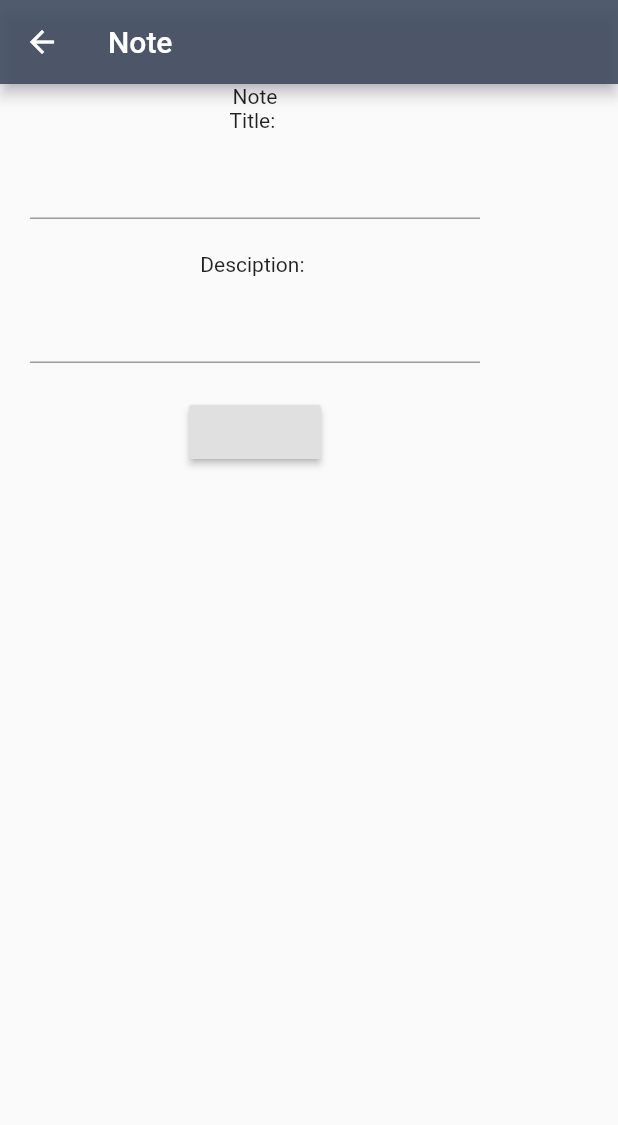
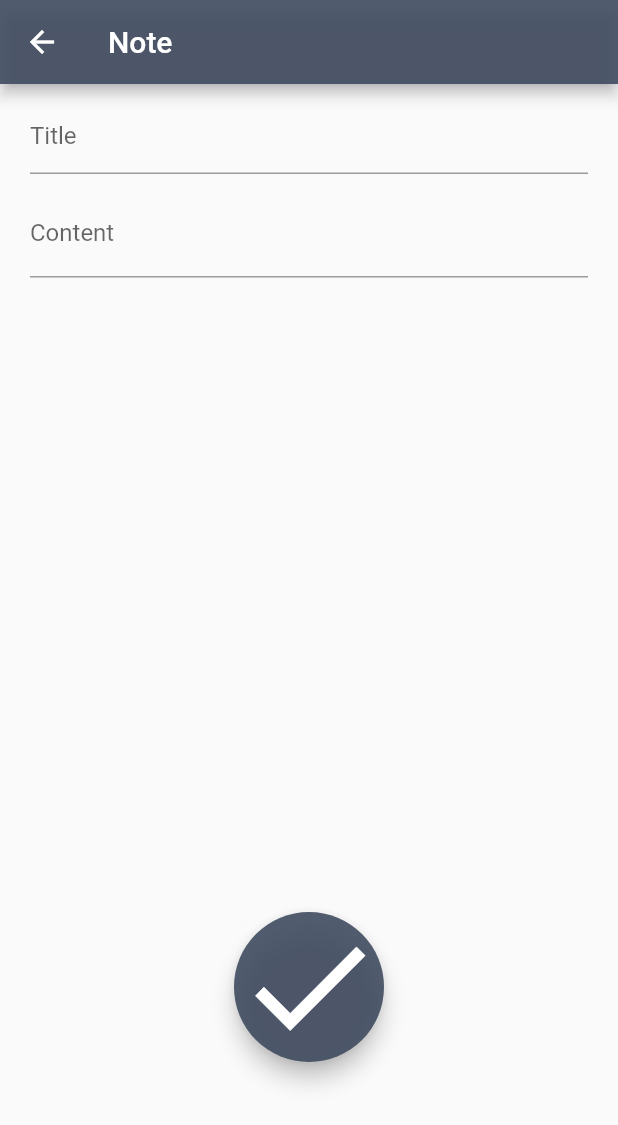
Before and after one commit to mralbertnguyen/Flutter_For_Beginners, a Flutter app: the NotePage screen opened directly, on a phone screen of 412 x 824 dp. Shown: the top 1125 px of the screen. Run offline on Flutter 3.47's test engine with Material 2 defaults, Android fonts, the light colour scheme and no system bars; our stand-ins replace convert, shared_preferences, sqflite; accounts and stored records are empty.

Commit message:
Edit UI NOTE

```diff
--- a/lib/ui/home.dart
+++ b/lib/ui/home.dart
@@ -62,8 +62,6 @@ class HomePageState extends State<HomePage>{
                                 // swipe left to right
                                 bloc.deleteNote(note.id);
                               }else if(direction == DismissDirection.startToEnd){
-                                Scaffold.of(context).showSnackBar(SnackBar(content: new Text("Edit $title note")));
-                                // swipe right to left
                                 tapOnItemNote(note);
                               }
                             },
@@ -102,9 +100,20 @@ class HomePageState extends State<HomePage>{
     return new ListTile(
     // Padding
     contentPadding: EdgeInsets.symmetric(horizontal:  20.0, vertical: 10.0),
-    title: new Text(note.title),
-    subtitle: new Text(note.desc),
+    title:  customItemText(note.title,25.0, 2),
+    subtitle:  customItemText(note.desc, 14.0, 4),
   );}
+
+  Text customItemText(String txt, double size, int maxlines){
+    return Text(
+      txt,
+      maxLines: maxlines,
+      style: TextStyle(
+        color: widgetPage.whiteColor,
+        fontSize: size,
+      ),
+    );
+  }
 
   // Functions
   addNewNote(){
--- a/lib/ui/note.dart
+++ b/lib/ui/note.dart
@@ -52,16 +52,28 @@ class NotePageState extends State<NotePage> {
   Widget build(BuildContext context) {
     // TODO: implement build
     return new Scaffold(
+      // Float button avoid view
+      resizeToAvoidBottomPadding: false,
       appBar: AppBar(
         title: new Text("Note"),
         backgroundColor: widgetPage.mainColor,
       ),
-      body: new Column(
-        children: <Widget>[
-          titleWidget(),
-          noteForm(),
-        ],
+      body: new Center(
+        child: new Column(
+          children: <Widget>[noteForm()],
+        ),
       ),
+      floatingActionButton: new Container(
+        width: 200.0,
+        height: 200.0,
+        padding: EdgeInsets.only(bottom: 100.0),
+        child: new FloatingActionButton(
+          child: const Icon(Icons.done,size: 100,),
+          onPressed: saveNote,
+          backgroundColor: widgetPage.mainColor,
+        ),
+      ),
+      floatingActionButtonLocation: FloatingActionButtonLocation.centerFloat,
     );
   }
 
@@ -72,51 +84,53 @@ class NotePageState extends State<NotePage> {
     if (widget.note == null) {
       return new Column(
         children: <Widget>[
-          new Text("Title: "),
           // Type title
-          customTextFieldForNotePage(titleTxtController, TextInputType.text, 1, true),
-          new Text("Desciption: "),
+          customTextFieldForNotePage(
+              titleTxtController, TextInputType.text, 1, true, "Title", 50),
           // Type desc
-          customTextFieldForNotePage(
-              descTxtController, TextInputType.multiline, null, true),
-          new RaisedButton(onPressed: saveNote)
+          customTextFieldForNotePage(descTxtController, TextInputType.multiline,
+              null, true, "Content", 200),
         ],
       );
     } else {
       return new Column(
         children: <Widget>[
-          new Text("Title: "),
           // Type title
-          customTextFieldForNotePage(titleTxtController, TextInputType.text, 1, true),
-          new Text("Desciption: "),
+          customTextFieldForNotePage(
+              titleTxtController, TextInputType.text, 1, true, "Title", 50),
           // Type desc
-          customTextFieldForNotePage(
-              descTxtController, TextInputType.multiline, null, true),
-          new RaisedButton(onPressed: saveNote)
+          customTextFieldForNotePage(descTxtController, TextInputType.multiline,
+              null, true, "Content", 200),
         ],
       );
     }
   }
 
-  Container customTextFieldForNotePage(TextEditingController _controller, TextInputType _keyboardType, int _maxLines, bool enabled) {
+  Container customTextFieldForNotePage(TextEditingController _controller,
+      TextInputType _keyboardType, int _maxLines, bool enabled, String label, double height) {
     return Container(
-      width: 300,
-      height: 70,
+      width: 400,
+      height: height,
       margin: const EdgeInsets.only(
         top: 10,
         left: 20,
         right: 20,
       ),
       child: TextField(
-        controller: _controller,
-        keyboardType: _keyboardType,
-        maxLines: _maxLines,
-        enabled: enabled),
+          decoration: InputDecoration(labelText: label),
+          controller: _controller,
+          keyboardType: _keyboardType,
+          maxLines: _maxLines,
+          enabled: enabled),
     );
   }
 
-  Text titleWidget() {
-    return Text("Note");
+  Text titleWidget(String str) {
+    return Text(
+      str,
+      textAlign: TextAlign.left,
+      style: TextStyle(fontSize: 40),
+    );
   }
 
   void saveNote() {
@@ -124,18 +138,17 @@ class NotePageState extends State<NotePage> {
     final String desc = descTxtController.text;
 
     // Get id from note object existed
-    if(widget.note != null){
+    if (widget.note != null) {
       print("Update note");
       final int id = widget.note.id;
       var updateNote = NoteModel(id: id, title: title, desc: desc);
       // Update note
       bloc.updateNote(updateNote);
-    }else{
+    } else {
       print("Add note");
       var newNote = NoteModel(title: title, desc: desc);
       // Add new note
       bloc.addNote(newNote);
     }
-
   }
 }
```
